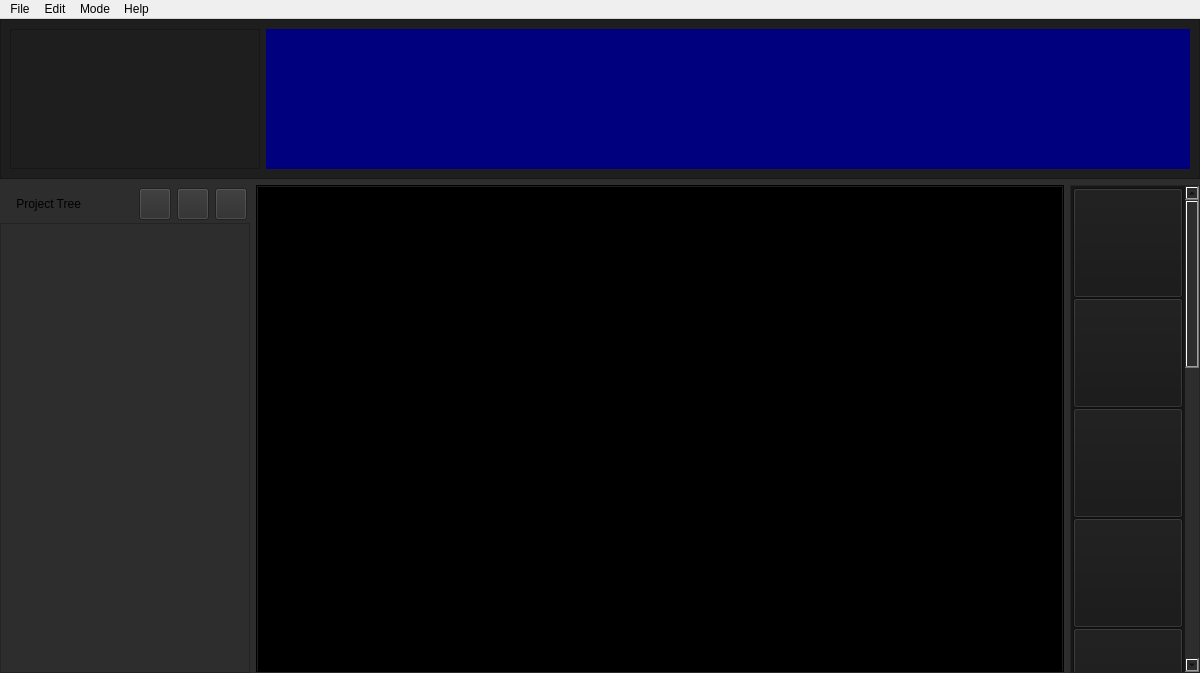
The window that form.ui (Meliani-Mehdi/Graphite_QT) describes before a commit, drawn with Qt 5.
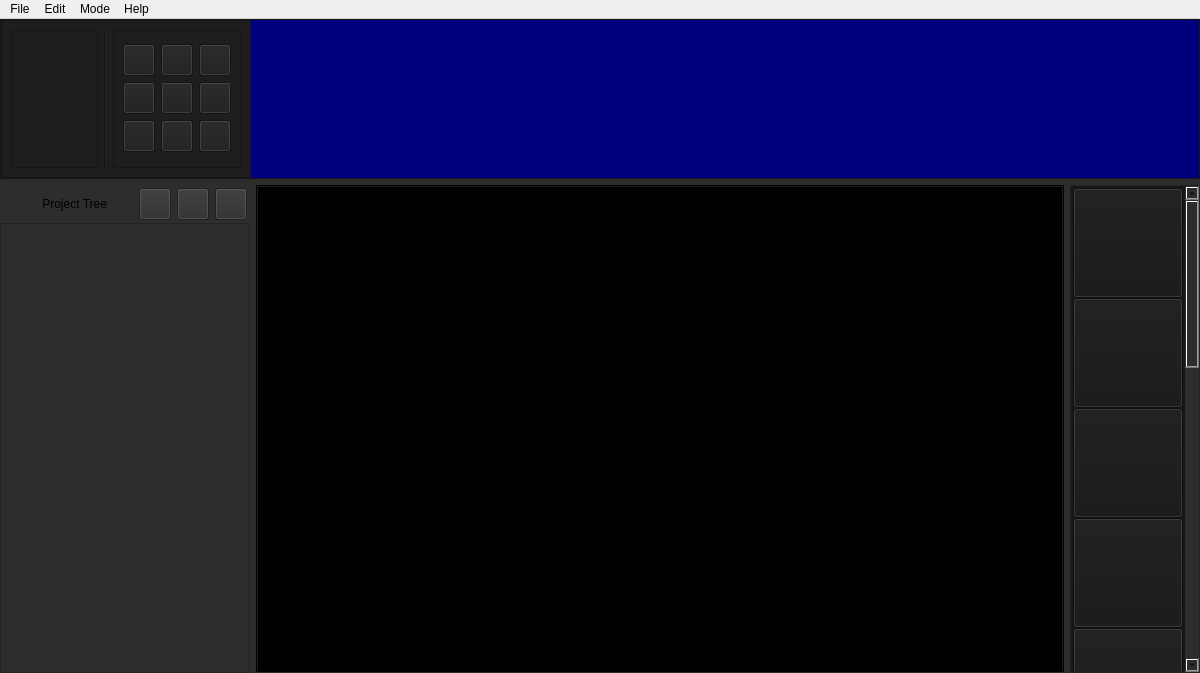
The same window after the commit. The open tabs and pages were chosen to show the change. Icons and pictures are not drawn.

Commit message: added new icons and started working on "customize graph"

Diff of the .ui file:
```diff
--- a/form.ui
+++ b/form.ui
@@ -72,6 +72,21 @@
          <enum>QFrame::Raised</enum>
         </property>
         <layout class="QHBoxLayout" name="horizontalLayout_3">
+         <property name="spacing">
+          <number>0</number>
+         </property>
+         <property name="leftMargin">
+          <number>0</number>
+         </property>
+         <property name="topMargin">
+          <number>0</number>
+         </property>
+         <property name="rightMargin">
+          <number>0</number>
+         </property>
+         <property name="bottomMargin">
+          <number>0</number>
+         </property>
          <item>
           <widget class="QFrame" name="frame">
            <property name="minimumSize">
@@ -92,6 +107,224 @@
            <property name="frameShadow">
             <enum>QFrame::Raised</enum>
            </property>
+           <layout class="QHBoxLayout" name="horizontalLayout_4">
+            <item>
+             <widget class="QFrame" name="frame_2">
+              <property name="frameShape">
+               <enum>QFrame::StyledPanel</enum>
+              </property>
+              <property name="frameShadow">
+               <enum>QFrame::Raised</enum>
+              </property>
+             </widget>
+            </item>
+            <item>
+             <widget class="Line" name="line">
+              <property name="orientation">
+               <enum>Qt::Vertical</enum>
+              </property>
+             </widget>
+            </item>
+            <item>
+             <widget class="QFrame" name="frame_3">
+              <property name="styleSheet">
+               <string notr="true"/>
+              </property>
+              <property name="frameShape">
+               <enum>QFrame::StyledPanel</enum>
+              </property>
+              <property name="frameShadow">
+               <enum>QFrame::Raised</enum>
+              </property>
+              <layout class="QGridLayout" name="gridLayout_2">
+               <property name="verticalSpacing">
+                <number>2</number>
+               </property>
+               <item row="2" column="0">
+                <widget class="QPushButton" name="custom_button_2">
+                 <property name="minimumSize">
+                  <size>
+                   <width>32</width>
+                   <height>32</height>
+                  </size>
+                 </property>
+                 <property name="maximumSize">
+                  <size>
+                   <width>32</width>
+                   <height>32</height>
+                  </size>
+                 </property>
+                 <property name="text">
+                  <string/>
+                 </property>
+                </widget>
+               </item>
+               <item row="2" column="1">
+                <widget class="QPushButton" name="custom_button_3">
+                 <property name="minimumSize">
+                  <size>
+                   <width>32</width>
+                   <height>32</height>
+                  </size>
+                 </property>
+                 <property name="maximumSize">
+                  <size>
+                   <width>32</width>
+                   <height>32</height>
+                  </size>
+                 </property>
+                 <property name="text">
+                  <string/>
+                 </property>
+                </widget>
+               </item>
+               <item row="1" column="2">
+                <widget class="QPushButton" name="custom_button_6">
+                 <property name="minimumSize">
+                  <size>
+                   <width>32</width>
+                   <height>32</height>
+                  </size>
+                 </property>
+                 <property name="maximumSize">
+                  <size>
+                   <width>32</width>
+                   <height>32</height>
+                  </size>
+                 </property>
+                 <property name="text">
+                  <string/>
+                 </property>
+                </widget>
+               </item>
+               <item row="1" column="0">
+                <widget class="QPushButton" name="custom_button_10">
+                 <property name="minimumSize">
+                  <size>
+                   <width>32</width>
+                   <height>32</height>
+                  </size>
+                 </property>
+                 <property name="maximumSize">
+                  <size>
+                   <width>32</width>
+                   <height>32</height>
+                  </size>
+                 </property>
+                 <property name="text">
+                  <string/>
+                 </property>
+                </widget>
+               </item>
+               <item row="1" column="1">
+                <widget class="QPushButton" name="custom_button_4">
+                 <property name="minimumSize">
+                  <size>
+                   <width>32</width>
+                   <height>32</height>
+                  </size>
+                 </property>
+                 <property name="maximumSize">
+                  <size>
+                   <width>32</width>
+                   <height>32</height>
+                  </size>
+                 </property>
+                 <property name="text">
+                  <string/>
+                 </property>
+                </widget>
+               </item>
+               <item row="2" column="2">
+                <widget class="QPushButton" name="custom_button">
+                 <property name="minimumSize">
+                  <size>
+                   <width>32</width>
+                   <height>32</height>
+                  </size>
+                 </property>
+                 <property name="maximumSize">
+                  <size>
+                   <width>32</width>
+                   <height>32</height>
+                  </size>
+                 </property>
+                 <property name="text">
+                  <string/>
+                 </property>
+                 <property name="icon">
+                  <iconset>
+                   <normaloff>assets/formula.png</normaloff>assets/formula.png</iconset>
+                 </property>
+                 <property name="iconSize">
+                  <size>
+                   <width>32</width>
+                   <height>32</height>
+                  </size>
+                 </property>
+                </widget>
+               </item>
+               <item row="0" column="2">
+                <widget class="QPushButton" name="custom_button_7">
+                 <property name="minimumSize">
+                  <size>
+                   <width>32</width>
+                   <height>32</height>
+                  </size>
+                 </property>
+                 <property name="maximumSize">
+                  <size>
+                   <width>32</width>
+                   <height>32</height>
+                  </size>
+                 </property>
+                 <property name="text">
+                  <string/>
+                 </property>
+                </widget>
+               </item>
+               <item row="0" column="1">
+                <widget class="QPushButton" name="custom_button_8">
+                 <property name="minimumSize">
+                  <size>
+                   <width>32</width>
+                   <height>32</height>
+                  </size>
+                 </property>
+                 <property name="maximumSize">
+                  <size>
+                   <width>32</width>
+                   <height>32</height>
+                  </size>
+                 </property>
+                 <property name="text">
+                  <string/>
+                 </property>
+                </widget>
+               </item>
+               <item row="0" column="0">
+                <widget class="QPushButton" name="custom_button_9">
+                 <property name="minimumSize">
+                  <size>
+                   <width>32</width>
+                   <height>32</height>
+                  </size>
+                 </property>
+                 <property name="maximumSize">
+                  <size>
+                   <width>32</width>
+                   <height>32</height>
+                  </size>
+                 </property>
+                 <property name="text">
+                  <string/>
+                 </property>
+                </widget>
+               </item>
+              </layout>
+             </widget>
+            </item>
+           </layout>
           </widget>
          </item>
          <item>
@@ -160,14 +393,33 @@
              <number>3</number>
             </property>
             <item>
-             <widget class="QLabel" name="label">
+             <widget class="QLabel" name="folder_icon">
+              <property name="maximumSize">
+               <size>
+                <width>30</width>
+                <height>30</height>
+               </size>
+              </property>
+              <property name="text">
+               <string/>
+              </property>
+              <property name="pixmap">
+               <pixmap>assets/folders.png</pixmap>
+              </property>
+              <property name="scaledContents">
+               <bool>true</bool>
+              </property>
+             </widget>
+            </item>
+            <item>
+             <widget class="QLabel" name="project_lab">
               <property name="styleSheet">
                <string notr="true">font: 700 10pt &quot;ProFontWindows Nerd Font Propo&quot;;
 rgb:(255, 255, 255);
 </string>
               </property>
               <property name="text">
-               <string>    Project Tree</string>
+               <string> Project Tree</string>
               </property>
              </widget>
             </item>
```
Left out of the diff: 4 changed lines with no effect on the pictures. The commit also changes 8 other files.
